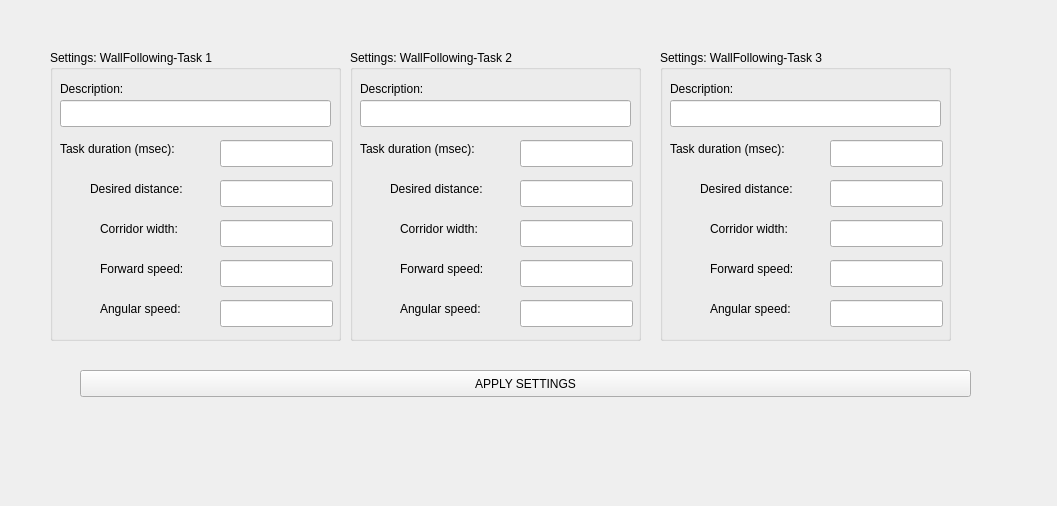
First picture: the form in Hanse/TaskWallFollowing/taskwallfollowingform.ui, repository iti-luebeck/HANSE2011, before the edit.
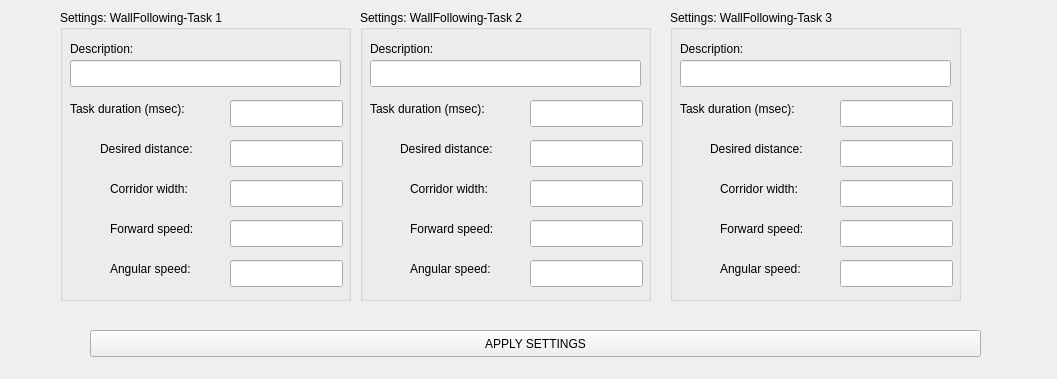
Second picture: the form after the edit.

```diff
--- a/Hanse/TaskWallFollowing/taskwallfollowingform.ui
+++ b/Hanse/TaskWallFollowing/taskwallfollowingform.ui
@@ -7,7 +7,7 @@
     <x>0</x>
     <y>0</y>
     <width>1057</width>
-    <height>506</height>
+    <height>379</height>
    </rect>
   </property>
   <property name="windowTitle">
@@ -16,8 +16,8 @@
   <widget class="QGroupBox" name="groupBox">
    <property name="geometry">
     <rect>
-     <x>50</x>
-     <y>50</y>
+     <x>60</x>
+     <y>10</y>
      <width>291</width>
      <height>291</height>
     </rect>
@@ -167,8 +167,8 @@
   <widget class="QPushButton" name="applyButton">
    <property name="geometry">
     <rect>
-     <x>80</x>
-     <y>370</y>
+     <x>90</x>
+     <y>330</y>
      <width>891</width>
      <height>27</height>
     </rect>
@@ -180,8 +180,8 @@
   <widget class="QGroupBox" name="groupBox_2">
    <property name="geometry">
     <rect>
-     <x>350</x>
-     <y>50</y>
+     <x>360</x>
+     <y>10</y>
      <width>291</width>
      <height>291</height>
     </rect>
@@ -331,8 +331,8 @@
   <widget class="QGroupBox" name="groupBox_3">
    <property name="geometry">
     <rect>
-     <x>660</x>
-     <y>50</y>
+     <x>670</x>
+     <y>10</y>
      <width>291</width>
      <height>291</height>
     </rect>
```
